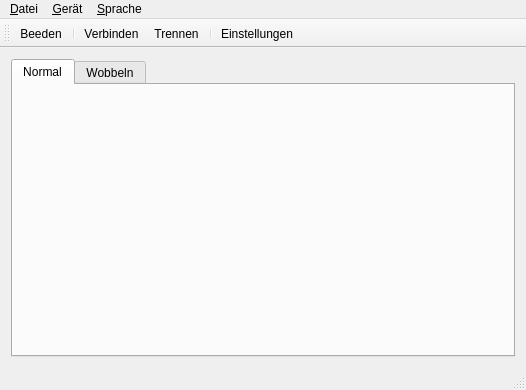
First picture: the form in mainwindow.ui, repository ThKattanek/fg_ae20125, before the edit.
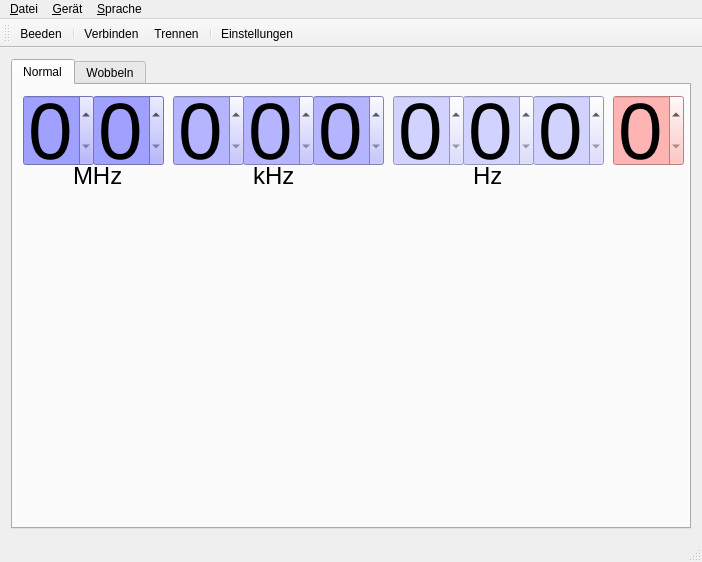
Second picture: the form after the edit. Icons and pictures are not drawn.

```diff
--- a/mainwindow.ui
+++ b/mainwindow.ui
@@ -6,8 +6,8 @@
    <rect>
     <x>0</x>
     <y>0</y>
-    <width>526</width>
-    <height>390</height>
+    <width>702</width>
+    <height>562</height>
    </rect>
   </property>
   <property name="windowTitle">
@@ -27,8 +27,8 @@
        <widget class="QLabel" name="label">
         <property name="geometry">
          <rect>
-          <x>0</x>
-          <y>0</y>
+          <x>10</x>
+          <y>150</y>
           <width>511</width>
           <height>31</height>
          </rect>
@@ -44,6 +44,285 @@
          <string/>
         </property>
        </widget>
+       <widget class="QSpinBox" name="fr_8">
+        <property name="geometry">
+         <rect>
+          <x>10</x>
+          <y>10</y>
+          <width>71</width>
+          <height>71</height>
+         </rect>
+        </property>
+        <property name="font">
+         <font>
+          <pointsize>60</pointsize>
+          <weight>50</weight>
+          <bold>false</bold>
+         </font>
+        </property>
+        <property name="styleSheet">
+         <string notr="true">background-color: rgb(160, 160, 255);</string>
+        </property>
+        <property name="readOnly">
+         <bool>false</bool>
+        </property>
+        <property name="buttonSymbols">
+         <enum>QAbstractSpinBox::UpDownArrows</enum>
+        </property>
+        <property name="correctionMode">
+         <enum>QAbstractSpinBox::CorrectToNearestValue</enum>
+        </property>
+        <property name="keyboardTracking">
+         <bool>false</bool>
+        </property>
+        <property name="maximum">
+         <number>1</number>
+        </property>
+       </widget>
+       <widget class="QSpinBox" name="fr_7">
+        <property name="geometry">
+         <rect>
+          <x>80</x>
+          <y>10</y>
+          <width>71</width>
+          <height>71</height>
+         </rect>
+        </property>
+        <property name="font">
+         <font>
+          <pointsize>60</pointsize>
+          <weight>50</weight>
+          <bold>false</bold>
+         </font>
+        </property>
+        <property name="styleSheet">
+         <string notr="true">background-color: rgb(160, 160, 255);</string>
+        </property>
+        <property name="maximum">
+         <number>9</number>
+        </property>
+       </widget>
+       <widget class="QSpinBox" name="fr_6">
+        <property name="geometry">
+         <rect>
+          <x>160</x>
+          <y>10</y>
+          <width>71</width>
+          <height>71</height>
+         </rect>
+        </property>
+        <property name="font">
+         <font>
+          <pointsize>60</pointsize>
+          <weight>50</weight>
+          <bold>false</bold>
+         </font>
+        </property>
+        <property name="styleSheet">
+         <string notr="true">background-color: rgb(180, 180, 255);</string>
+        </property>
+        <property name="maximum">
+         <number>9</number>
+        </property>
+       </widget>
+       <widget class="QSpinBox" name="fr_5">
+        <property name="geometry">
+         <rect>
+          <x>230</x>
+          <y>10</y>
+          <width>71</width>
+          <height>71</height>
+         </rect>
+        </property>
+        <property name="font">
+         <font>
+          <pointsize>60</pointsize>
+          <weight>50</weight>
+          <bold>false</bold>
+         </font>
+        </property>
+        <property name="styleSheet">
+         <string notr="true">background-color: rgb(180, 180, 255);</string>
+        </property>
+        <property name="maximum">
+         <number>9</number>
+        </property>
+       </widget>
+       <widget class="QSpinBox" name="fr_4">
+        <property name="geometry">
+         <rect>
+          <x>300</x>
+          <y>10</y>
+          <width>71</width>
+          <height>71</height>
+         </rect>
+        </property>
+        <property name="font">
+         <font>
+          <pointsize>60</pointsize>
+          <weight>50</weight>
+          <bold>false</bold>
+         </font>
+        </property>
+        <property name="styleSheet">
+         <string notr="true">background-color: rgb(180, 180, 255);</string>
+        </property>
+        <property name="maximum">
+         <number>9</number>
+        </property>
+       </widget>
+       <widget class="QSpinBox" name="fr_3">
+        <property name="geometry">
+         <rect>
+          <x>380</x>
+          <y>10</y>
+          <width>71</width>
+          <height>71</height>
+         </rect>
+        </property>
+        <property name="font">
+         <font>
+          <pointsize>60</pointsize>
+          <weight>50</weight>
+          <bold>false</bold>
+         </font>
+        </property>
+        <property name="styleSheet">
+         <string notr="true">background-color: rgb(210, 210, 255);</string>
+        </property>
+        <property name="maximum">
+         <number>9</number>
+        </property>
+       </widget>
+       <widget class="QSpinBox" name="fr_2">
+        <property name="geometry">
+         <rect>
+          <x>450</x>
+          <y>10</y>
+          <width>71</width>
+          <height>71</height>
+         </rect>
+        </property>
+        <property name="font">
+         <font>
+          <pointsize>60</pointsize>
+          <weight>50</weight>
+          <bold>false</bold>
+         </font>
+        </property>
+        <property name="styleSheet">
+         <string notr="true">background-color: rgb(210, 210, 255);</string>
+        </property>
+        <property name="maximum">
+         <number>9</number>
+        </property>
+       </widget>
+       <widget class="QSpinBox" name="fr_1">
+        <property name="geometry">
+         <rect>
+          <x>520</x>
+          <y>10</y>
+          <width>71</width>
+          <height>71</height>
+         </rect>
+        </property>
+        <property name="font">
+         <font>
+          <pointsize>60</pointsize>
+          <weight>50</weight>
+          <bold>false</bold>
+         </font>
+        </property>
+        <property name="styleSheet">
+         <string notr="true">background-color: rgb(210, 210, 255);</string>
+        </property>
+        <property name="maximum">
+         <number>9</number>
+        </property>
+       </widget>
+       <widget class="QSpinBox" name="fr_0">
+        <property name="geometry">
+         <rect>
+          <x>600</x>
+          <y>10</y>
+          <width>71</width>
+          <height>71</height>
+         </rect>
+        </property>
+        <property name="font">
+         <font>
+          <pointsize>60</pointsize>
+          <weight>50</weight>
+          <bold>false</bold>
+         </font>
+        </property>
+        <property name="styleSheet">
+         <string notr="true">background-color: rgb(255, 180, 180);</string>
+        </property>
+        <property name="maximum">
+         <number>9</number>
+        </property>
+       </widget>
+       <widget class="QLabel" name="label_2">
+        <property name="geometry">
+         <rect>
+          <x>60</x>
+          <y>80</y>
+          <width>51</width>
+          <height>21</height>
+         </rect>
+        </property>
+        <property name="font">
+         <font>
+          <pointsize>18</pointsize>
+          <weight>50</weight>
+          <bold>false</bold>
+         </font>
+        </property>
+        <property name="text">
+         <string>MHz</string>
+        </property>
+       </widget>
+       <widget class="QLabel" name="label_3">
+        <property name="geometry">
+         <rect>
+          <x>240</x>
+          <y>80</y>
+          <width>51</width>
+          <height>21</height>
+         </rect>
+        </property>
+        <property name="font">
+         <font>
+          <pointsize>18</pointsize>
+          <weight>50</weight>
+          <bold>false</bold>
+         </font>
+        </property>
+        <property name="text">
+         <string>kHz</string>
+        </property>
+       </widget>
+       <widget class="QLabel" name="label_4">
+        <property name="geometry">
+         <rect>
+          <x>460</x>
+          <y>80</y>
+          <width>31</width>
+          <height>21</height>
+         </rect>
+        </property>
+        <property name="font">
+         <font>
+          <pointsize>18</pointsize>
+          <weight>50</weight>
+          <bold>false</bold>
+         </font>
+        </property>
+        <property name="text">
+         <string>Hz</string>
+        </property>
+       </widget>
       </widget>
       <widget class="QWidget" name="tab_2">
        <attribute name="title">
@@ -59,7 +338,7 @@
     <rect>
      <x>0</x>
      <y>0</y>
-     <width>526</width>
+     <width>702</width>
      <height>16</height>
     </rect>
    </property>
```
